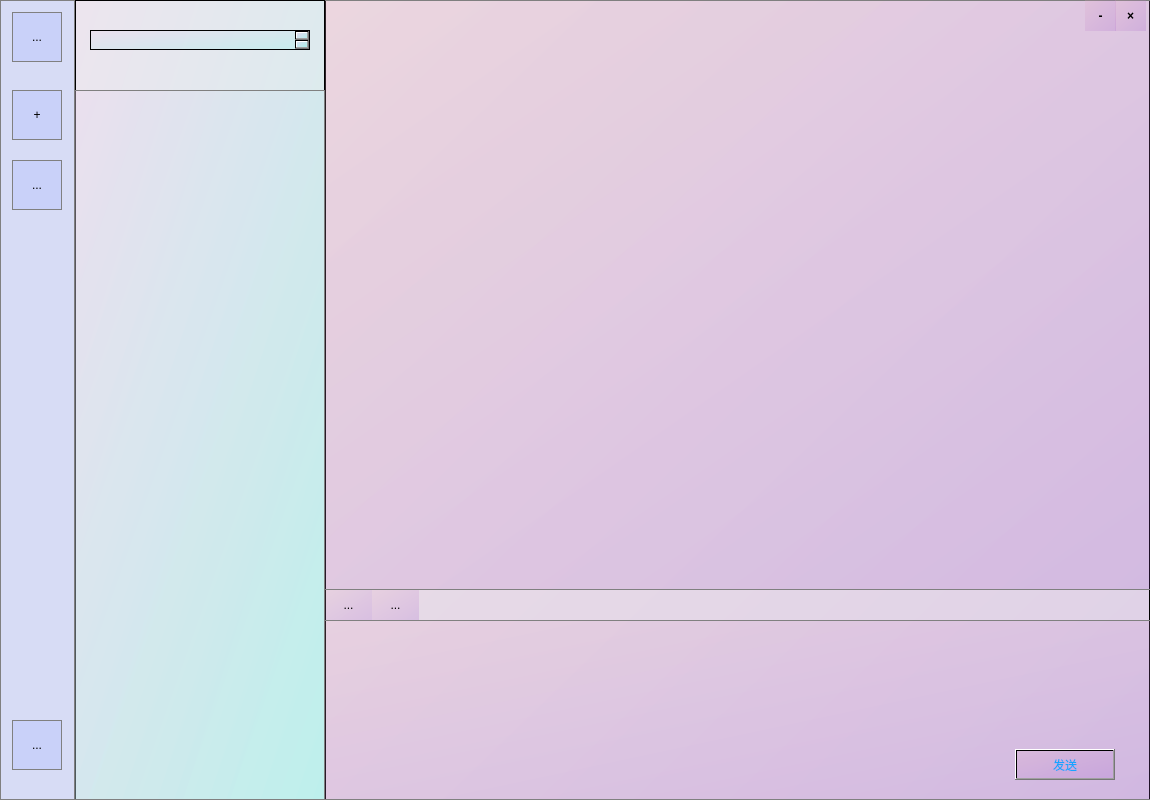
Old version of the form GUI/mainwindow.ui in the repository HandlerNine/QtProject.
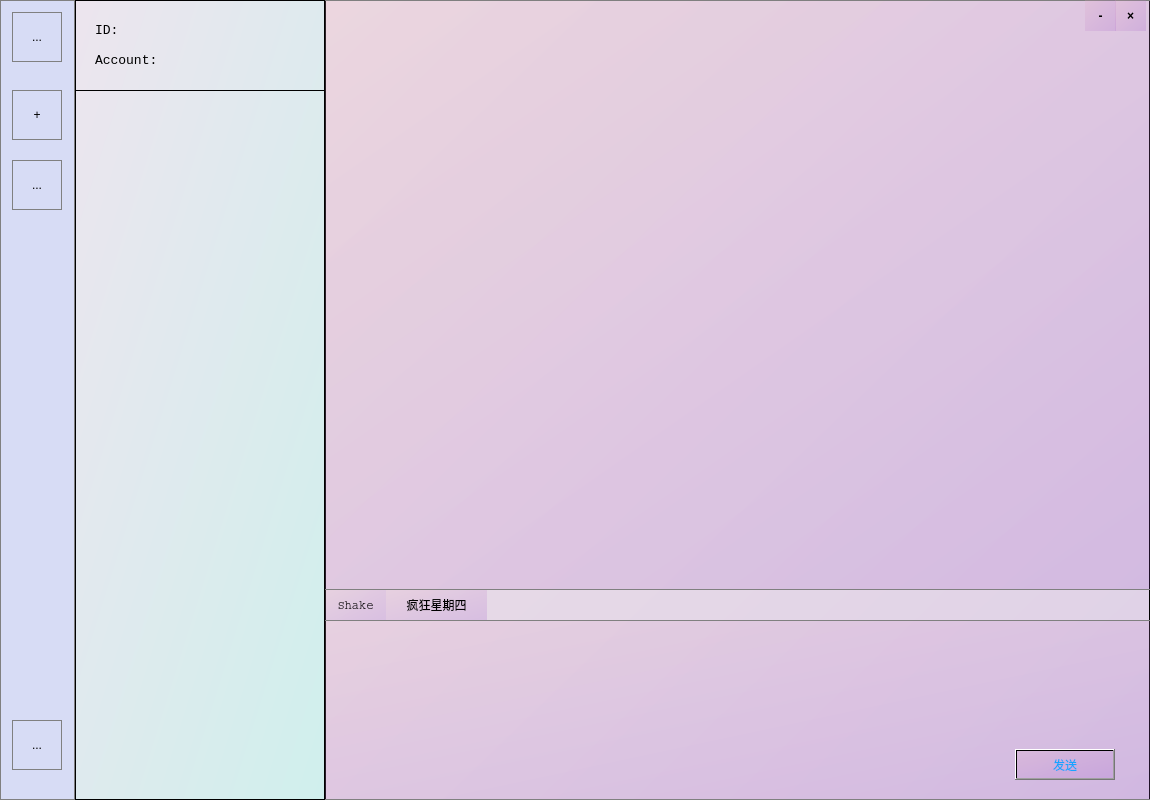
New version of the form.

```diff
--- a/GUI/mainwindow.ui
+++ b/GUI/mainwindow.ui
@@ -54,6 +54,9 @@
        <height>50</height>
       </rect>
      </property>
+     <property name="styleSheet">
+      <string notr="true">background:transparent;</string>
+     </property>
      <property name="text">
       <string>...</string>
      </property>
@@ -70,6 +73,9 @@
        <height>50</height>
       </rect>
      </property>
+     <property name="styleSheet">
+      <string notr="true">background:transparent;</string>
+     </property>
      <property name="text">
       <string>+</string>
      </property>
@@ -86,6 +92,9 @@
        <height>50</height>
       </rect>
      </property>
+     <property name="styleSheet">
+      <string notr="true">background:transparent;</string>
+     </property>
      <property name="text">
       <string>...</string>
      </property>
@@ -102,6 +111,9 @@
        <height>50</height>
       </rect>
      </property>
+     <property name="styleSheet">
+      <string notr="true">background:transparent;</string>
+     </property>
      <property name="text">
       <string>...</string>
      </property>
@@ -128,16 +140,6 @@
     <property name="frameShadow">
      <enum>QFrame::Raised</enum>
     </property>
-    <widget class="QTextEdit" name="searchEdit">
-     <property name="geometry">
-      <rect>
-       <x>15</x>
-       <y>30</y>
-       <width>220</width>
-       <height>20</height>
-      </rect>
-     </property>
-    </widget>
     <widget class="QListWidget" name="friendList">
      <property name="geometry">
       <rect>
@@ -148,7 +150,117 @@
       </rect>
      </property>
      <property name="styleSheet">
-      <string notr="true">border:1px groove gray;</string>
+      <string notr="true">background:transparent;
+</string>
+     </property>
+     <property name="frameShape">
+      <enum>QFrame::NoFrame</enum>
+     </property>
+    </widget>
+    <widget class="QLabel" name="label">
+     <property name="geometry">
+      <rect>
+       <x>20</x>
+       <y>20</y>
+       <width>31</width>
+       <height>21</height>
+      </rect>
+     </property>
+     <property name="font">
+      <font>
+       <family>Courier New</family>
+       <pointsize>10</pointsize>
+      </font>
+     </property>
+     <property name="styleSheet">
+      <string notr="true">background:transparent;</string>
+     </property>
+     <property name="text">
+      <string>ID:</string>
+     </property>
+    </widget>
+    <widget class="QLabel" name="label_2">
+     <property name="geometry">
+      <rect>
+       <x>20</x>
+       <y>50</y>
+       <width>81</width>
+       <height>21</height>
+      </rect>
+     </property>
+     <property name="font">
+      <font>
+       <family>Courier New</family>
+       <pointsize>10</pointsize>
+      </font>
+     </property>
+     <property name="styleSheet">
+      <string notr="true">background:transparent;</string>
+     </property>
+     <property name="text">
+      <string>Account:</string>
+     </property>
+    </widget>
+    <widget class="QLabel" name="label_id">
+     <property name="geometry">
+      <rect>
+       <x>70</x>
+       <y>20</y>
+       <width>101</width>
+       <height>21</height>
+      </rect>
+     </property>
+     <property name="styleSheet">
+      <string notr="true">background:transparent;</string>
+     </property>
+     <property name="text">
+      <string/>
+     </property>
+    </widget>
+    <widget class="QLabel" name="label_account">
+     <property name="geometry">
+      <rect>
+       <x>110</x>
+       <y>50</y>
+       <width>111</width>
+       <height>21</height>
+      </rect>
+     </property>
+     <property name="font">
+      <font>
+       <family>Courier New</family>
+       <pointsize>10</pointsize>
+      </font>
+     </property>
+     <property name="styleSheet">
+      <string notr="true">background:transparent;</string>
+     </property>
+     <property name="text">
+      <string/>
+     </property>
+    </widget>
+    <widget class="Line" name="line">
+     <property name="geometry">
+      <rect>
+       <x>0</x>
+       <y>90</y>
+       <width>251</width>
+       <height>1</height>
+      </rect>
+     </property>
+     <property name="font">
+      <font>
+       <family>微软雅黑</family>
+       <pointsize>9</pointsize>
+       <weight>50</weight>
+       <bold>false</bold>
+      </font>
+     </property>
+     <property name="styleSheet">
+      <string notr="true">background-color: rgb(0, 0, 0);</string>
+     </property>
+     <property name="orientation">
+      <enum>Qt::Horizontal</enum>
      </property>
     </widget>
    </widget>
@@ -203,38 +315,6 @@
 border:1px groove gray;</string>
      </property>
     </widget>
-    <widget class="QToolButton" name="emojiButton">
-     <property name="geometry">
-      <rect>
-       <x>0</x>
-       <y>590</y>
-       <width>47</width>
-       <height>30</height>
-      </rect>
-     </property>
-     <property name="text">
-      <string>...</string>
-     </property>
-     <property name="autoRaise">
-      <bool>true</bool>
-     </property>
-    </widget>
-    <widget class="QToolButton" name="picButton">
-     <property name="geometry">
-      <rect>
-       <x>47</x>
-       <y>590</y>
-       <width>47</width>
-       <height>30</height>
-      </rect>
-     </property>
-     <property name="text">
-      <string>...</string>
-     </property>
-     <property name="autoRaise">
-      <bool>true</bool>
-     </property>
-    </widget>
     <widget class="QPushButton" name="pushButton">
      <property name="geometry">
       <rect>
@@ -295,6 +375,55 @@
       <bool>true</bool>
      </property>
     </widget>
+    <widget class="QToolButton" name="shakebtn">
+     <property name="geometry">
+      <rect>
+       <x>0</x>
+       <y>590</y>
+       <width>61</width>
+       <height>30</height>
+      </rect>
+     </property>
+     <property name="font">
+      <font>
+       <family>Courier</family>
+      </font>
+     </property>
+     <property name="styleSheet">
+      <string notr="true"/>
+     </property>
+     <property name="text">
+      <string>Shake</string>
+     </property>
+     <property name="autoRaise">
+      <bool>true</bool>
+     </property>
+    </widget>
+    <widget class="QToolButton" name="FixHeadbtn">
+     <property name="geometry">
+      <rect>
+       <x>61</x>
+       <y>590</y>
+       <width>101</width>
+       <height>30</height>
+      </rect>
+     </property>
+     <property name="font">
+      <font>
+       <family>幼圆</family>
+       <pointsize>9</pointsize>
+      </font>
+     </property>
+     <property name="styleSheet">
+      <string notr="true"/>
+     </property>
+     <property name="text">
+      <string>疯狂星期四</string>
+     </property>
+     <property name="autoRaise">
+      <bool>true</bool>
+     </property>
+    </widget>
    </widget>
   </widget>
  </widget>
```
